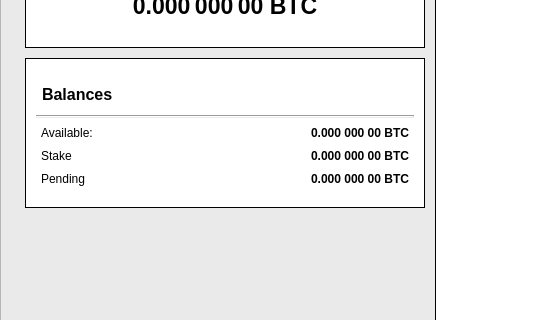
Old version of the form src/qt/forms/overviewpage.ui in the repository Stipend-Developer/stipend; both pictures show x 0 to 538 and y 117 to 437 of the 1095 by 750 pixel window.
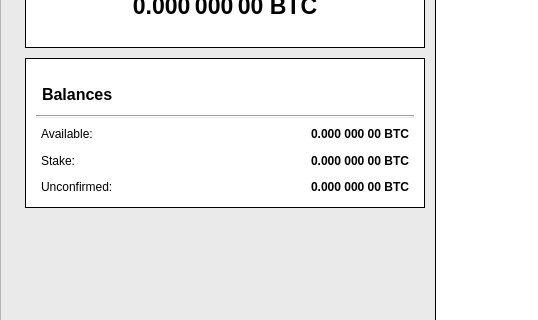
New version of the form.

Diff of the .ui file:
```diff
--- a/src/qt/forms/overviewpage.ui
+++ b/src/qt/forms/overviewpage.ui
@@ -814,7 +814,7 @@
                     <string notr="true">margin-left: 2px; background-color: #fff</string>
                    </property>
                    <property name="text">
-                    <string>Pending</string>
+                    <string>Unconfirmed:</string>
                    </property>
                   </widget>
                  </item>
@@ -862,26 +862,10 @@
                     <string notr="true">margin-left: 2px; background-color: #fff;</string>
                    </property>
                    <property name="text">
-                    <string>Stake</string>
+                    <string>Stake:</string>
                    </property>
                   </widget>
                  </item>
-                 <item row="3" column="0">
-                  <spacer name="verticalSpacer_2">
-                   <property name="orientation">
-                    <enum>Qt::Vertical</enum>
-                   </property>
-                   <property name="sizeType">
-                    <enum>QSizePolicy::Fixed</enum>
-                   </property>
-                   <property name="sizeHint" stdset="0">
-                    <size>
-                     <width>20</width>
-                     <height>10</height>
-                    </size>
-                   </property>
-                  </spacer>
-                 </item>
                 </layout>
                </item>
               </layout>
```
